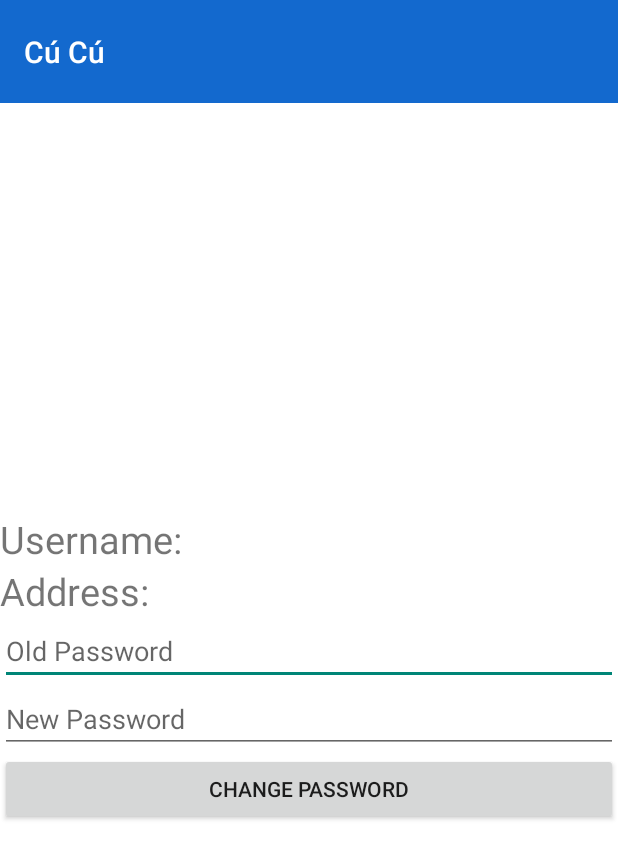
After one commit to hoang7020/KidApp, an Android app: the ProfileActivity screen opened directly, with no data from a screen before it, on a phone screen of 412 x 824 dp. The commit adds this screen. Shown: the top 859 px of the screen. Run offline under Robolectric (Android 15) with nearby library versions, the phone set to English and light mode, and no system bars.

Commit message:
update change password

```diff
--- a/app/src/main/AndroidManifest.xml
+++ b/app/src/main/AndroidManifest.xml
@@ -11,9 +11,9 @@
         android:allowBackup="true"
         android:icon="@drawable/owl"
         android:label="@string/app_name"
+        android:largeHeap="true"
         android:roundIcon="@drawable/owl"
         android:supportsRtl="true"
-        android:largeHeap="true"
         android:theme="@style/Theme.AppCompat.Light.NoActionBar">
         <activity android:name=".activity.StartActivity">
             <intent-filter>
@@ -30,7 +30,8 @@
             android:theme="@style/Theme.AppCompat.Light.NoActionBar" />
         <activity android:name=".activity.ViewHistoryActivity" />
         <activity android:name=".activity.LoginActivity" />
-        <activity android:name=".activity.RegisterActivity"></activity>
+        <activity android:name=".activity.RegisterActivity" />
+        <activity android:name=".activity.ProfileActivity"></activity>
     </application>
 
 </manifest>
--- /dev/null
+++ b/app/src/main/java/vn/edu/fpt/kidapp/activity/ProfileActivity.java
@@ -0,0 +1,97 @@
+package vn.edu.fpt.kidapp.activity;
+
+import android.content.BroadcastReceiver;
+import android.content.Context;
+import android.content.Intent;
+import android.content.IntentFilter;
+import android.support.v7.app.AppCompatActivity;
+import android.os.Bundle;
+import android.support.v7.widget.Toolbar;
+import android.util.Log;
+import android.view.View;
+import android.widget.Button;
+import android.widget.EditText;
+import android.widget.TextView;
+import android.widget.Toast;
+
+import com.google.gson.Gson;
+import com.google.gson.reflect.TypeToken;
+
+import vn.edu.fpt.kidapp.R;
+import vn.edu.fpt.kidapp.database.DBManagerAPI;
+import vn.edu.fpt.kidapp.model.APIObjectJSON;
+import vn.edu.fpt.kidapp.utils.PreferenceUtil;
+
+public class ProfileActivity extends AppCompatActivity {
+
+    public static final String TAG = ProfileActivity.class.getSimpleName();
+
+    private Toolbar mToolbar;
+    private TextView txtUsername, txtAddress;
+    private Button btnChangePassword, btnChange;
+    private EditText edtOldPassword, edtNewPassword;
+    private DBManagerAPI dbManagerAPI;
+    private Gson gson;
+
+    @Override
+    protected void onCreate(Bundle savedInstanceState) {
+        super.onCreate(savedInstanceState);
+        setContentView(R.layout.activity_profile);
+
+        initView();
+
+        mToolbar = (Toolbar) findViewById(R.id.my_toolbar);
+        setSupportActionBar(mToolbar);
+
+        txtUsername.setText("Username: " + PreferenceUtil.getInstance(this).getStringValue("username", ""));
+        txtAddress.setText("Address: " + PreferenceUtil.getInstance(this).getStringValue("address", ""));
+
+        btnChangePassword.setOnClickListener(new View.OnClickListener() {
+            @Override
+            public void onClick(View v) {
+                String oldPassword = edtOldPassword.getText().toString();
+                String newPassword = edtNewPassword.getText().toString();
+                dbManagerAPI.changePassword(PreferenceUtil.getInstance(getApplicationContext()).getStringValue("username", ""), oldPassword, newPassword);
+            }
+        });
+    }
+
+    BroadcastReceiver changePasswordReceiver = new BroadcastReceiver() {
+        @Override
+        public void onReceive(Context context, Intent intent) {
+            if (intent.getAction().equals(DBManagerAPI.ACTION_CHANGE_PASSWORD)) {
+                String result = intent.getStringExtra("API_RESULT");
+                APIObjectJSON resultJSON = gson.fromJson(result, new TypeToken<APIObjectJSON>(){}.getType());
+                if (resultJSON.getStatus().getCode() == 200) {
+                    Toast.makeText(context, resultJSON.getStatus().getMessage(), Toast.LENGTH_SHORT).show();
+                } else {
+                    Toast.makeText(context, resultJSON.getStatus().getMessage(), Toast.LENGTH_SHORT).show();
+                }
+            }
+        }
+    };
+
+    @Override
+    protected void onStart() {
+        super.onStart();
+        registerReceiver(changePasswordReceiver, new IntentFilter(DBManagerAPI.ACTION_CHANGE_PASSWORD));
+    }
+
+    @Override
+    protected void onDestroy() {
+        super.onDestroy();
+        unregisterReceiver(changePasswordReceiver);
+    }
+
+    private void initView() {
+        mToolbar = findViewById(R.id.my_toolbar);
+        txtUsername = findViewById(R.id.txtUsername);
+        txtAddress = findViewById(R.id.txtAddress);
+        btnChangePassword = findViewById(R.id.btnChangePassword);
+        btnChange = findViewById(R.id.btnChange);
+        edtOldPassword = findViewById(R.id.edtOldPassword);
+        edtNewPassword = findViewById(R.id.edtNewPassword);
+        dbManagerAPI = new DBManagerAPI(this);
+        gson = new Gson();
+    }
+}
--- a/app/src/main/res/layout/activity_login.xml
+++ b/app/src/main/res/layout/activity_login.xml
@@ -28,6 +28,7 @@
         android:hint="Username"/>
 
     <EditText
+        android:inputType="textPassword"
         android:layout_marginBottom="15dp"
         android:textSize="25sp"
         android:background="#ffffff"
--- /dev/null
+++ b/app/src/main/res/layout/activity_profile.xml
@@ -0,0 +1,66 @@
+<?xml version="1.0" encoding="utf-8"?>
+<LinearLayout xmlns:android="http://schemas.android.com/apk/res/android"
+    xmlns:app="http://schemas.android.com/apk/res-auto"
+    xmlns:tools="http://schemas.android.com/tools"
+    android:layout_width="match_parent"
+    android:layout_height="match_parent"
+    android:orientation="vertical"
+    android:weightSum="12"
+    android:background="#ffffff"
+    tools:context=".activity.ProfileActivity">
+
+    <android.support.v7.widget.Toolbar
+        android:id="@+id/my_toolbar"
+        android:layout_width="match_parent"
+        android:layout_height="0dp"
+        android:layout_weight="1"
+        android:background="@color/colorToolbar"
+        android:theme="@style/ToolBarStyle"
+        app:popupTheme="@style/ThemeOverlay.AppCompat.Light"
+        app:title="Cú Cú"
+        app:titleTextColor="#ffffff" />
+
+    <LinearLayout
+        android:gravity="center"
+        android:orientation="vertical"
+        android:layout_weight="11"
+        android:layout_width="match_parent"
+        android:layout_height="0dp">
+
+        <TextView
+            android:text="Username: "
+            android:textSize="25dp"
+            android:id="@+id/txtUsername"
+            android:layout_width="match_parent"
+            android:layout_height="wrap_content" />
+
+        <TextView
+            android:text="Address: "
+            android:textSize="25dp"
+            android:id="@+id/txtAddress"
+            android:layout_width="match_parent"
+            android:layout_height="wrap_content" />
+
+
+        <EditText
+            android:hint="Old Password"
+            android:id="@+id/edtOldPassword"
+            android:layout_width="match_parent"
+            android:layout_height="wrap_content" />
+
+        <EditText
+            android:inputType="textPassword"
+            android:hint="New Password"
+            android:id="@+id/edtNewPassword"
+            android:layout_width="match_parent"
+            android:layout_height="wrap_content" />
+
+        <Button
+            android:text="Change Password"
+            android:id="@+id/btnChangePassword"
+            android:layout_width="match_parent"
+            android:layout_height="wrap_content" />
+
+    </LinearLayout>
+
+</LinearLayout>
```
Also changed, not shown: app/src/main/java/vn/edu/fpt/kidapp/activity/MainActivity.java (+8 -1 lines), app/src/main/java/vn/edu/fpt/kidapp/activity/ViewHistoryActivity.java (+5 -5 lines), app/src/main/java/vn/edu/fpt/kidapp/database/DBManagerAPI.java (+22 -27 lines), app/src/main/res/layout/activity_register.xml (+29 -0 lines), app/src/main/res/menu/menu_main.xml (+11 -1 lines).
